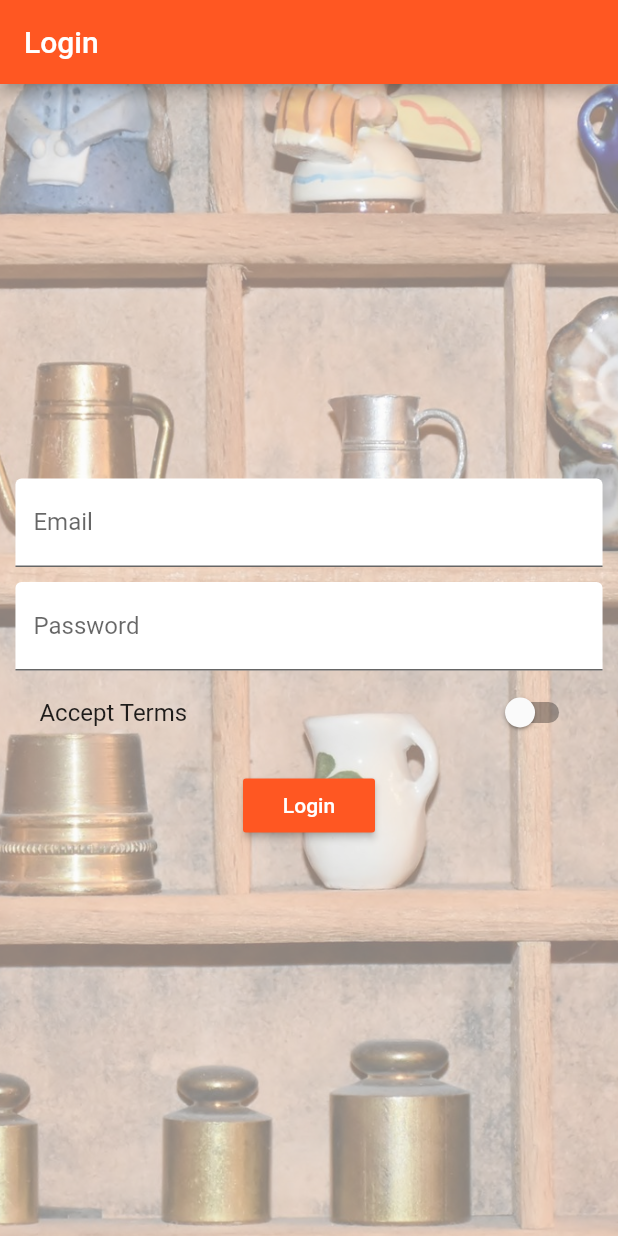
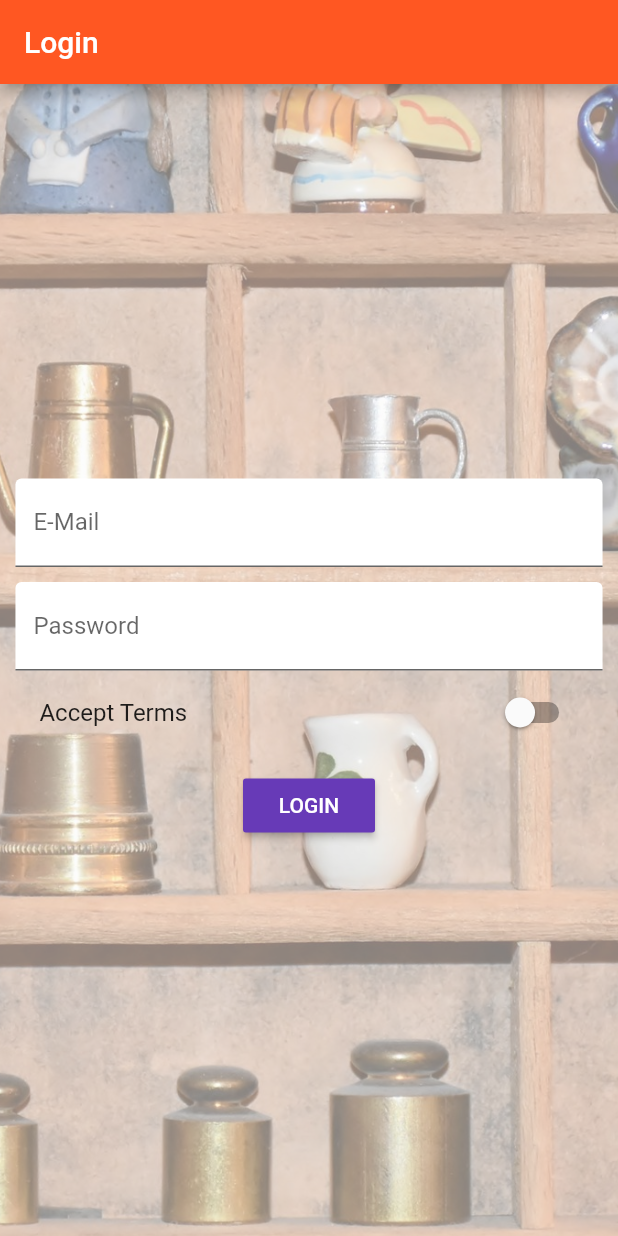
Before and after one commit to shawnloh/flutter_easylist, a Flutter app: the screen it shows after launch, on a phone screen of 412 x 824 dp. Run offline on Flutter 3.47's test engine with Material 2 defaults, Android fonts, the phone set to English and light mode, and no system bars.

Commit message:
Refactor some codes

```diff
--- a/lib/pages/auth.dart
+++ b/lib/pages/auth.dart
@@ -2,77 +2,87 @@ import 'package:flutter/material.dart';
 
 class AuthPage extends StatefulWidget {
   @override
-  _AuthPageState createState() => _AuthPageState();
+  State<StatefulWidget> createState() {
+    return _AuthPageState();
+  }
 }
 
 class _AuthPageState extends State<AuthPage> {
-  String _emailValue = '';
-  String _passwordValue = '';
-  bool _tos = false;
+  final Map<String, dynamic> _formData = {
+    'email': null,
+    'password': null,
+    'acceptTerms': false
+  };
+  final GlobalKey<FormState> _formKey = GlobalKey<FormState>();
 
   DecorationImage _buildBackgroundImage() {
     return DecorationImage(
+      fit: BoxFit.cover,
       colorFilter:
           ColorFilter.mode(Colors.black.withOpacity(0.5), BlendMode.dstATop),
-      image: AssetImage(
-        'assets/background.jpg',
-      ),
-      fit: BoxFit.cover,
+      image: AssetImage('assets/background.jpg'),
     );
   }
 
   Widget _buildEmailTextField() {
-    return TextField(
+    return TextFormField(
       decoration: InputDecoration(
-        labelText: 'Email',
-        filled: true,
-        fillColor: Colors.white,
-      ),
+          labelText: 'E-Mail', filled: true, fillColor: Colors.white),
       keyboardType: TextInputType.emailAddress,
-      onChanged: (val) {
-        setState(() {
-          _emailValue = val;
-        });
+      validator: (String value) {
+        if (value.isEmpty ||
+            !RegExp(r"[a-z0-9!#$%&'*+/=?^_`{|}~-]+(?:\.[a-z0-9!#$%&'*+/=?^_`{|}~-]+)*@(?:[a-z0-9](?:[a-z0-9-]*[a-z0-9])?\.)+[a-z0-9](?:[a-z0-9-]*[a-z0-9])?")
+                .hasMatch(value)) {
+          return 'Please enter a valid email';
+        }
+      },
+      onSaved: (String value) {
+        _formData['email'] = value;
       },
     );
   }
 
   Widget _buildPasswordTextField() {
-    return TextField(
+    return TextFormField(
       decoration: InputDecoration(
-        labelText: 'Password',
-        filled: true,
-        fillColor: Colors.white,
-      ),
+          labelText: 'Password', filled: true, fillColor: Colors.white),
       obscureText: true,
-      onChanged: (val) {
-        setState(() {
-          _passwordValue = val;
-        });
+      validator: (String value) {
+        if (value.isEmpty || value.length < 6) {
+          return 'Password invalid';
+        }
+      },
+      onSaved: (String value) {
+        _formData['password'] = value;
       },
     );
   }
 
   Widget _buildAcceptSwitch() {
     return SwitchListTile(
-      title: Text('Accept Terms'),
-      onChanged: (val) {
+      value: _formData['acceptTerms'],
+      onChanged: (bool value) {
         setState(() {
-          _tos = val;
+          _formData['acceptTerms'] = value;
         });
       },
-      value: _tos,
+      title: Text('Accept Terms'),
     );
   }
 
   void _submitForm() {
+    if (!_formKey.currentState.validate() || !_formData['acceptTerms']) {
+      return;
+    }
+    _formKey.currentState.save();
+    print(_formData);
     Navigator.pushReplacementNamed(context, '/products');
   }
 
   @override
   Widget build(BuildContext context) {
     final double deviceWidth = MediaQuery.of(context).size.width;
-    final targetWidth = deviceWidth > 550.0 ? 500.0 : deviceWidth * 0.95;
+    final double targetWidth = deviceWidth > 550.0 ? 500.0 : deviceWidth * 0.95;
     return Scaffold(
       appBar: AppBar(
         title: Text('Login'),
@@ -86,6 +96,8 @@ class _AuthPageState extends State<AuthPage> {
           child: SingleChildScrollView(
             child: Container(
               width: targetWidth,
+              child: Form(
+                key: _formKey,
                 child: Column(
                   children: <Widget>[
                     _buildEmailTextField(),
@@ -98,15 +110,17 @@ class _AuthPageState extends State<AuthPage> {
                       height: 10.0,
                     ),
                     RaisedButton(
-                    color: Theme.of(context).primaryColor,
                       textColor: Colors.white,
-                    child: Text('Login'),
+                      child: Text('LOGIN'),
                       onPressed: _submitForm,
                     ),
                   ],
                 ),
-            )),
-          )),
+              ),
+            ),
+          ),
+        ),
+      ),
     );
   }
 }
```
Also changed, not shown: lib/pages/product_edit.dart (+14 -9 lines), lib/pages/product_list.dart (+17 -13 lines). Lines whose indentation alone changed are shown as unchanged.
